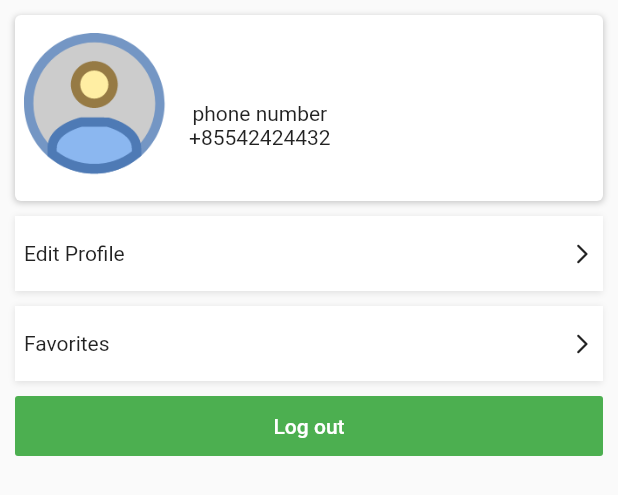
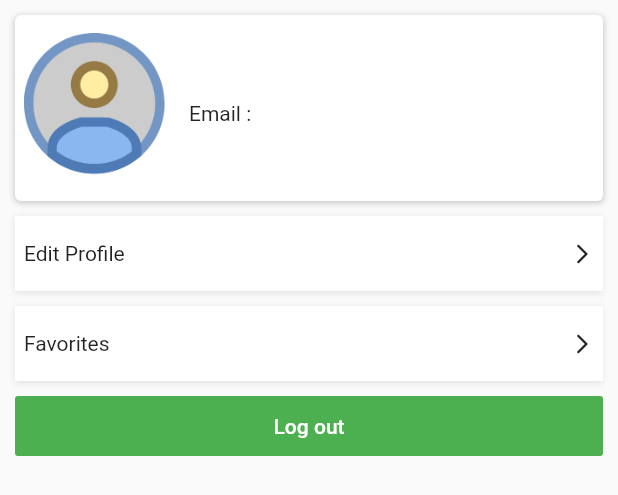
Before and after one commit to thaisimey/Phsar-Samnong-App, a Flutter app: the AccountScreenView widget shown alone on an empty page, opened directly, on a phone screen of 412 x 824 dp. Shown: the top 495 px of the screen. Run offline on Flutter 3.47's test engine with Material 2 defaults, Android fonts, the phone set to English and light mode, and no system bars; our stand-ins replace cached_network_image, connectivity, dio, firebase_auth, firebase_core, flushbar and 3 more; accounts and stored records are empty; generated files the repository leaves out were written again; network calls fail; Roboto replaces fonts that are missing (Raleway).

Commit message:
update profile info

```diff
--- a/lib/view/nav_bottom/account_screen_view.dart
+++ b/lib/view/nav_bottom/account_screen_view.dart
@@ -17,6 +17,7 @@ class _AccountScreenViewState extends State<AccountScreenView> {
 
   bool isLoggedIn = false;
   String username = "";
+  String email = "";
 
   Future<UserCredential> signInWithGoogle() async {
     // Trigger the authentication flow
@@ -35,6 +36,7 @@ class _AccountScreenViewState extends State<AccountScreenView> {
     FirebaseAuth.instance.signInWithCredential(credential).then((value) {
       setState(() {
         username = value.user.displayName;
+        email = value.user.email;
       });
       print('auth cre ${value.user.toString()}');
     });
@@ -220,10 +222,11 @@ class _AccountScreenViewState extends State<AccountScreenView> {
                       Padding(
                         padding: const EdgeInsets.only(left: AppDimen.value10),
                         child: Column(
+                          crossAxisAlignment: CrossAxisAlignment.start,
                           children: [
                             Text(username,style: TextStyle(fontWeight: FontWeight.bold,fontSize: AppFontSize.value20),),
-                            Text("phone number"),
-                            Text("+85542424432"),
+                            Text("Email : "),
+                            Text(email),
                           ],
                         ),
                       )
```
